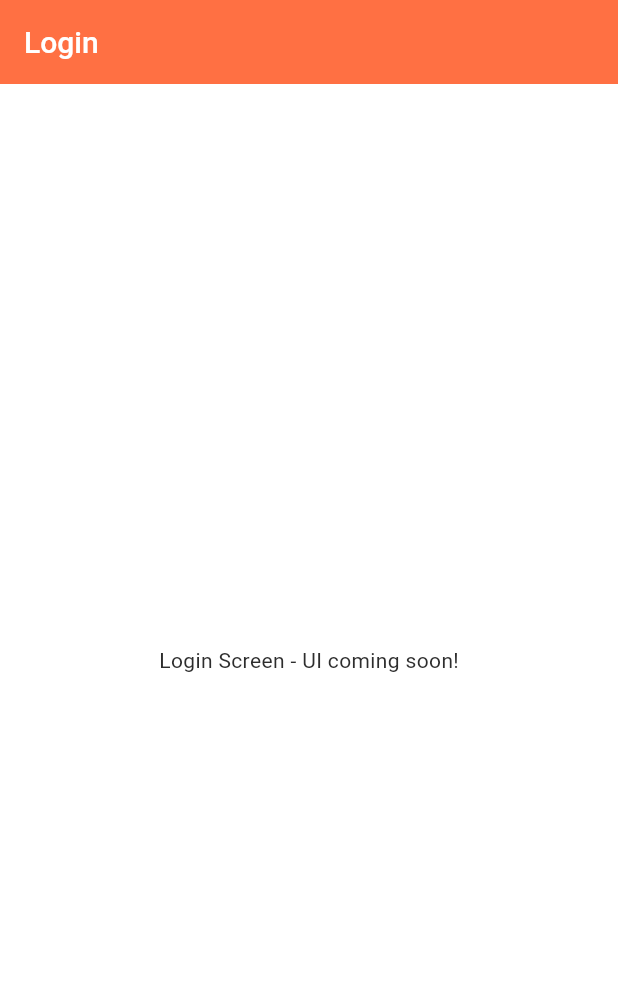
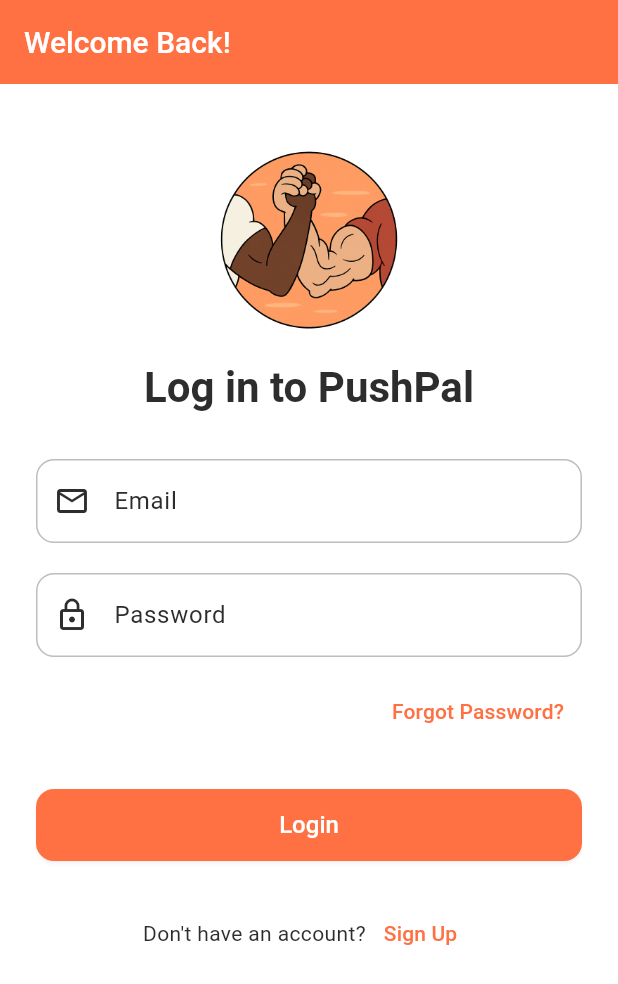
Before and after one commit to AlrxKali/PushPal, a Flutter app: the screen it shows after launch, on a phone screen of 412 x 824 dp. Shown: the top 984 px of the screen. Run offline on Flutter 3.47's test engine with Material 3 defaults, Android fonts, the phone set to English and light mode, and no system bars; our stand-ins replace firebase_auth, firebase_core, flutter_riverpod, go_router; accounts and stored records are empty.

Commit message:
Add icon and image to login

```diff
--- a/lib/src/features/auth/presentation/login_screen.dart
+++ b/lib/src/features/auth/presentation/login_screen.dart
@@ -1,14 +1,148 @@
 import 'package:flutter/material.dart';
+import 'package:flutter_riverpod/flutter_riverpod.dart';
+import 'package:go_router/go_router.dart';
+// import 'package:push_pal/src/features/auth/application/auth_service.dart'; // Will be used later for actual login
 
-class LoginScreen extends StatelessWidget {
+class LoginScreen extends ConsumerStatefulWidget {
   const LoginScreen({super.key});
 
   @override
+  ConsumerState<LoginScreen> createState() => _LoginScreenState();
+}
+
+class _LoginScreenState extends ConsumerState<LoginScreen> {
+  final _formKey = GlobalKey<FormState>();
+  final _emailController = TextEditingController();
+  final _passwordController = TextEditingController();
+  bool _isLoading = false; // To show a loading indicator on the button
+
+  @override
+  void dispose() {
+    _emailController.dispose();
+    _passwordController.dispose();
+    super.dispose();
+  }
+
+  Future<void> _login() async {
+    if (_formKey.currentState!.validate()) {
+      setState(() => _isLoading = true);
+      // TODO: Call auth service to log in
+      // final authService = ref.read(authServiceProvider);
+      // try {
+      //   await authService.signInWithEmailAndPassword(
+      //     _emailController.text.trim(),
+      //     _passwordController.text.trim(),
+      //   );
+      //   // Navigation will be handled by the auth state listener in splash or router
+      // } catch (e) {
+      //   // Show error SnackBar
+      //   if (mounted) {
+      //     ScaffoldMessenger.of(context).showSnackBar(
+      //       SnackBar(content: Text(e.toString())), // Or a more user-friendly message
+      //     );
+      //   }
+      // }
+      // Simulate network call for now
+      await Future.delayed(const Duration(seconds: 2));
+      print('Email: ${_emailController.text}, Password: ${_passwordController.text}');
+      if (mounted) {
+        setState(() => _isLoading = false);
+      }
+    }
+  }
+
+  @override
   Widget build(BuildContext context) {
+    // final authState = ref.watch(authStateChangesProvider); // Example of watching auth state
+
     return Scaffold(
-      appBar: AppBar(title: const Text('Login')),
-      body: const Center(
-        child: Text('Login Screen - UI coming soon!'),
+      appBar: AppBar(title: const Text('Welcome Back!')),
+      body: SingleChildScrollView(
+        padding: const EdgeInsets.all(24.0),
+        child: Form(
+          key: _formKey,
+          child: Column(
+            crossAxisAlignment: CrossAxisAlignment.stretch,
+            children: <Widget>[
+              const SizedBox(height: 20), // Adjusted spacing
+              // Display the app icon
+              SizedBox(
+                height: 120, // Adjust height as needed
+                child: Image.asset(
+                  'assets/images/pushpal.png', // Updated image path
+                  fit: BoxFit.contain, // Adjust fit as needed (e.g., BoxFit.cover)
+                ),
+              ),
+              const SizedBox(height: 20), // Adjusted spacing
+              Text(
+                'Log in to PushPal',
+                textAlign: TextAlign.center,
+                style: Theme.of(context).textTheme.headlineMedium?.copyWith(
+                  fontWeight: FontWeight.bold,
+                ),
+              ),
+              const SizedBox(height: 30), // Adjusted spacing
+              TextFormField(
+                controller: _emailController,
+                decoration: const InputDecoration(labelText: 'Email', prefixIcon: Icon(Icons.email_outlined)),
+                keyboardType: TextInputType.emailAddress,
+                validator: (value) {
+                  if (value == null || value.isEmpty) {
+                    return 'Please enter your email';
+                  }
+                  if (!value.contains('@')) { // Basic email validation
+                    return 'Please enter a valid email';
+                  }
+                  return null;
+                },
+              ),
+              const SizedBox(height: 20),
+              TextFormField(
+                controller: _passwordController,
+                decoration: const InputDecoration(labelText: 'Password', prefixIcon: Icon(Icons.lock_outline)),
+                obscureText: true,
+                validator: (value) {
+                  if (value == null || value.isEmpty) {
+                    return 'Please enter your password';
+                  }
+                  // Add more password validation if needed (e.g., length)
+                  return null;
+                },
+              ),
+              const SizedBox(height: 12),
+              Align(
+                alignment: Alignment.centerRight,
+                child: TextButton(
+                  onPressed: () {
+                    // TODO: Implement forgot password functionality
+                    print('Forgot password pressed');
+                  },
+                  child: const Text('Forgot Password?'),
+                ),
+              ),
+              const SizedBox(height: 28),
+              ElevatedButton(
+                onPressed: _isLoading ? null : _login,
+                child: _isLoading
+                    ? const SizedBox(width: 20, height: 20, child: CircularProgressIndicator(strokeWidth: 3, color: Colors.white))
+                    : const Text('Login'),
+              ),
+              const SizedBox(height: 24),
+              Row(
+                mainAxisAlignment: MainAxisAlignment.center,
+                children: <Widget>[
+                  const Text("Don't have an account?"),
+                  TextButton(
+                    onPressed: () {
+                      context.go('/signup'); // Navigate to Signup screen
+                    },
+                    child: const Text('Sign Up'),
+                  ),
+                ],
+              ),
+            ],
+          ),
+        ),
       ),
     );
   }
```
Also changed, not shown: pubspec.yaml (+4 -3 lines), assets/images/pushpal.png (added).
